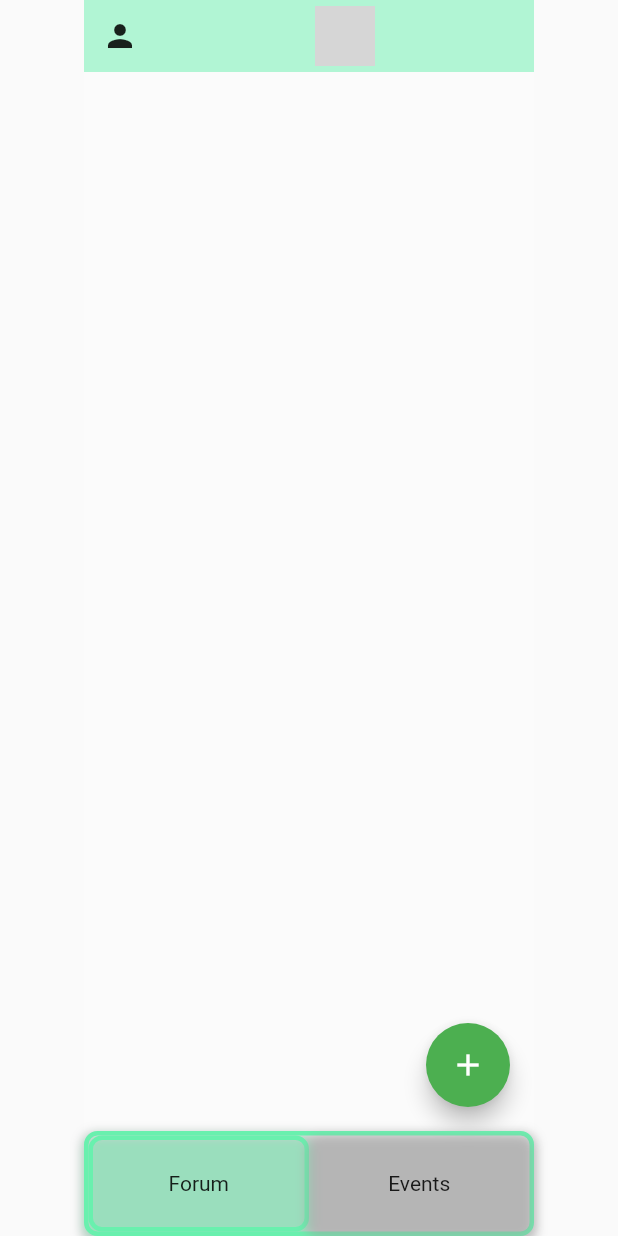
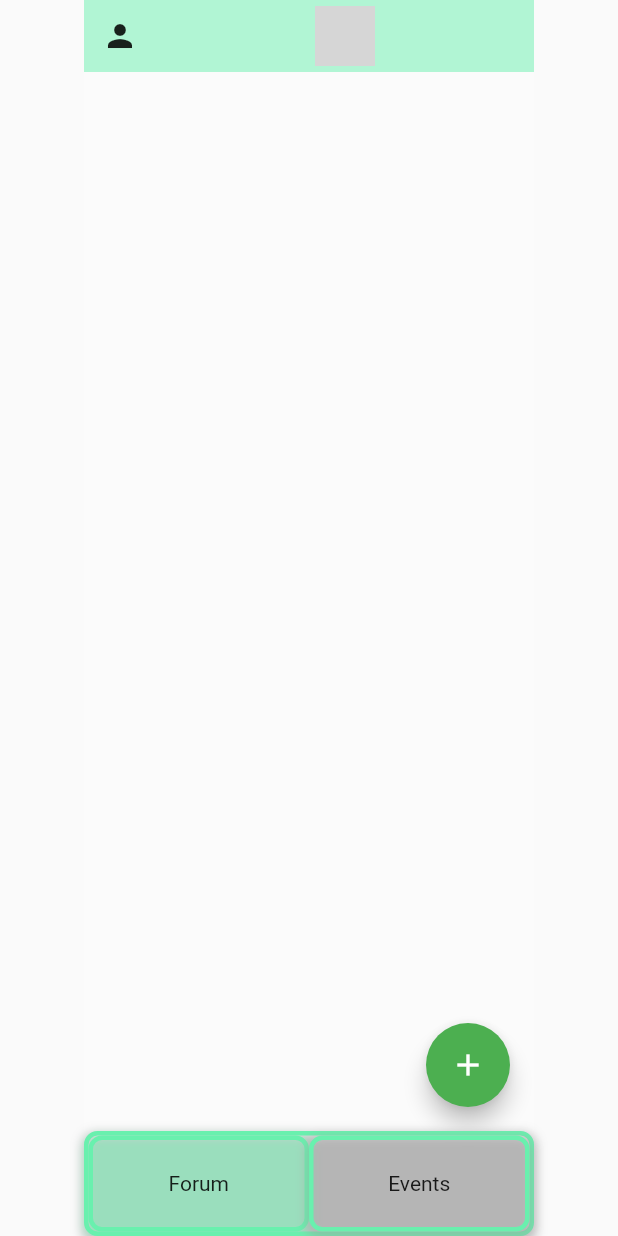
Before and after one commit to KING-CYBERTON/realtimedb, a Flutter app: the screen it shows after launch, on a phone screen of 412 x 824 dp. Run offline on Flutter 3.47's test engine with Material 2 defaults, Android fonts, the phone set to English and light mode, and no system bars; drawn by our look-alikes of firebase_database; our stand-ins replace firebase_core, get; accounts and stored records are empty; grey boxes are pictures that could not be loaded.

Commit message:
homepage

```diff
--- a/lib/homepage.dart
+++ b/lib/homepage.dart
@@ -210,7 +210,7 @@ class MyBottomNavigationBar extends StatelessWidget {
                     ),
                   ],
                   border: Border.all(
-                    color: selectedIndex == 1
+                    color: selectedIndex == 0
                         ? Colors.greenAccent
                         : Colors.transparent,
                     width: 3,
```
